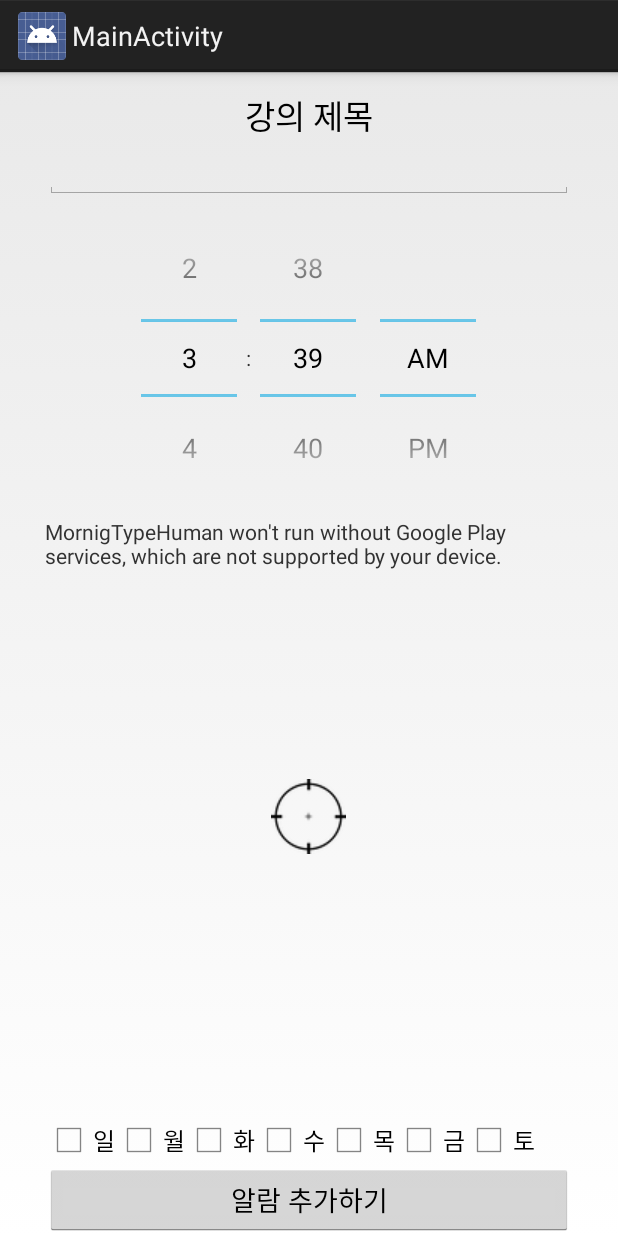
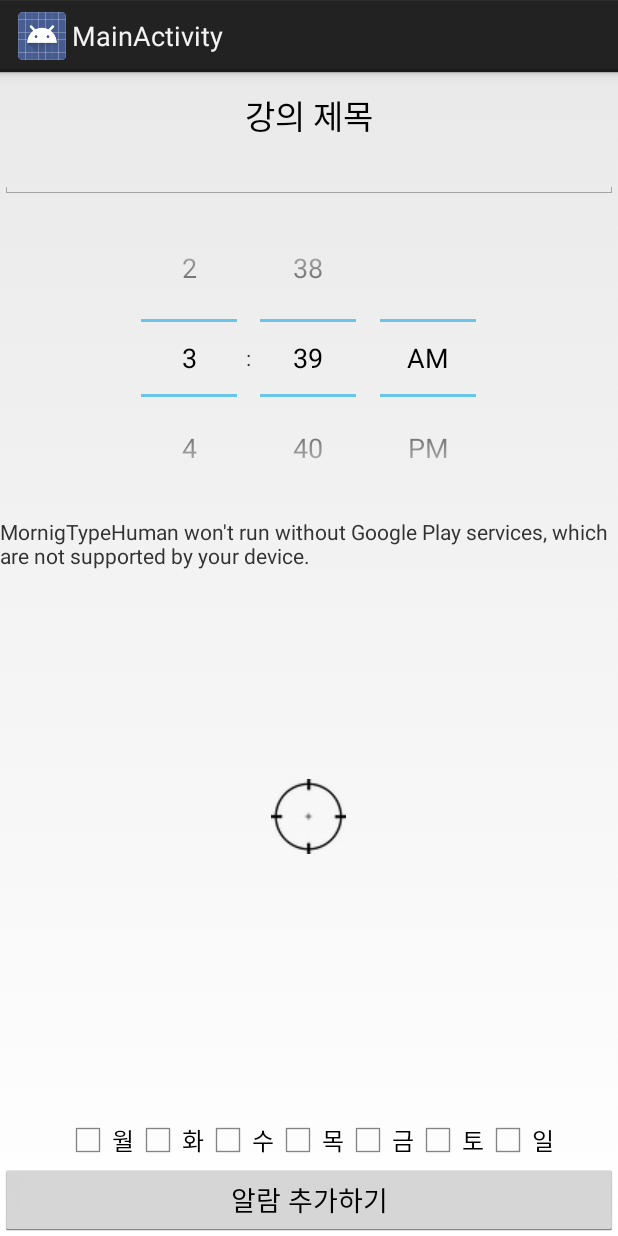
Before and after one commit to ZeroPage/MorningTypeHuman, an Android app: the AlarmAddActivity screen opened directly, with no data from a screen before it, on a phone screen of 412 x 824 dp. Run offline under Robolectric (Android 15) with nearby library versions, the phone set to English and light mode, and no system bars; 2 statements that could not run were skipped.

Commit message:
Layout Update

```diff
--- a/MornigTypeHumanProject/MornigTypeHuman/src/main/res/layout/activity_alarm_add.xml
+++ b/MornigTypeHumanProject/MornigTypeHuman/src/main/res/layout/activity_alarm_add.xml
@@ -2,10 +2,10 @@
     xmlns:tools="http://schemas.android.com/tools"
     android:layout_width="match_parent"
     android:layout_height="match_parent"
+
+    tools:context=".view.AlarmAddActivity"
     android:orientation="vertical"
-    android:paddingLeft="30dp"
-    android:paddingRight="30dp"
-    tools:context=".view.AlarmAddActivity">
+    android:gravity="center">
 
     <TextView
         android:id="@+id/textViewTitle"
@@ -46,60 +46,82 @@
             android:layout_centerInParent="true"/>
     </RelativeLayout>
 
-    <LinearLayout
-        android:layout_width="match_parent"
+    <HorizontalScrollView
+        android:layout_width="wrap_content"
         android:layout_height="wrap_content"
-        android:layout_gravity="center">
+        android:id="@+id/horizontalScrollView"
+        android:orientation="horizontal"
+        >
 
-        <CheckBox
-            android:id="@+id/checkBoxSun"
+        <LinearLayout
             android:layout_width="wrap_content"
             android:layout_height="wrap_content"
-            android:checked="false"
-            android:text="일" />
+            android:orientation="horizontal">
 
-        <CheckBox
-            android:id="@+id/checkBoxMon"
-            android:layout_width="wrap_content"
-            android:layout_height="wrap_content"
-            android:checked="false"
-            android:text="월" />
+            <CheckBox
+                android:id="@+id/checkBoxMon"
+                android:layout_width="wrap_content"
+                android:layout_height="wrap_content"
+                android:checked="false"
+                android:text="월"
+                android:layout_gravity="center_horizontal"
+                android:gravity="center|fill_horizontal" />
 
-        <CheckBox
-            android:id="@+id/checkBoxTue"
-            android:layout_width="wrap_content"
-            android:layout_height="wrap_content"
-            android:checked="false"
-            android:text="화" />
+            <CheckBox
+                android:id="@+id/checkBoxTue"
+                android:layout_width="wrap_content"
+                android:layout_height="wrap_content"
+                android:checked="false"
+                android:text="화"
+                android:layout_gravity="center_horizontal"
+                android:gravity="center|fill_horizontal" />
 
-        <CheckBox
-            android:id="@+id/checkBoxWed"
-            android:layout_width="wrap_content"
-            android:layout_height="wrap_content"
-            android:checked="false"
-            android:text="수" />
+            <CheckBox
+                android:id="@+id/checkBoxWed"
+                android:layout_width="wrap_content"
+                android:layout_height="wrap_content"
+                android:checked="false"
+                android:text="수"
+                android:layout_gravity="center_horizontal"
+                android:gravity="center|fill_horizontal" />
 
-        <CheckBox
-            android:id="@+id/checkBoxThu"
-            android:layout_width="wrap_content"
-            android:layout_height="wrap_content"
-            android:checked="false"
-            android:text="목" />
+            <CheckBox
+                android:id="@+id/checkBoxThu"
+                android:layout_width="wrap_content"
+                android:layout_height="wrap_content"
+                android:checked="false"
+                android:text="목"
+                android:layout_gravity="center_horizontal"
+                android:gravity="center|fill_horizontal" />
 
-        <CheckBox
-            android:id="@+id/checkBoxFri"
-            android:layout_width="wrap_content"
-            android:layout_height="wrap_content"
-            android:checked="false"
-            android:text="금" />
+            <CheckBox
+                android:id="@+id/checkBoxFri"
+                android:layout_width="wrap_content"
+                android:layout_height="wrap_content"
+                android:checked="false"
+                android:text="금"
+                android:layout_gravity="center_horizontal"
+                android:gravity="center|fill_horizontal" />
 
-        <CheckBox
-            android:id="@+id/checkBoxSat"
-            android:layout_width="wrap_content"
-            android:layout_height="wrap_content"
-            android:checked="false"
-            android:text="토" />
-    </LinearLayout>
+            <CheckBox
+                android:id="@+id/checkBoxSat"
+                android:layout_width="wrap_content"
+                android:layout_height="wrap_content"
+                android:checked="false"
+                android:text="토"
+                android:layout_gravity="center_horizontal"
+                android:gravity="center|fill_horizontal" />
+
+            <CheckBox
+                android:id="@+id/checkBoxSun"
+                android:layout_width="wrap_content"
+                android:layout_height="wrap_content"
+                android:checked="false"
+                android:text="일"
+                android:layout_gravity="center_horizontal"
+                android:gravity="center|fill_horizontal" />
+        </LinearLayout>
+    </HorizontalScrollView>
 
     <org.zeropage.gdg.morningTypeHuman.view.alarmadd.AlarmCreateButton
         android:id="@+id/buttonAddAlarm"
```
Also changed, not shown: MornigTypeHumanProject/MornigTypeHuman/src/main/res/layout/alarm_list_row.xml (+33 -23 lines).
